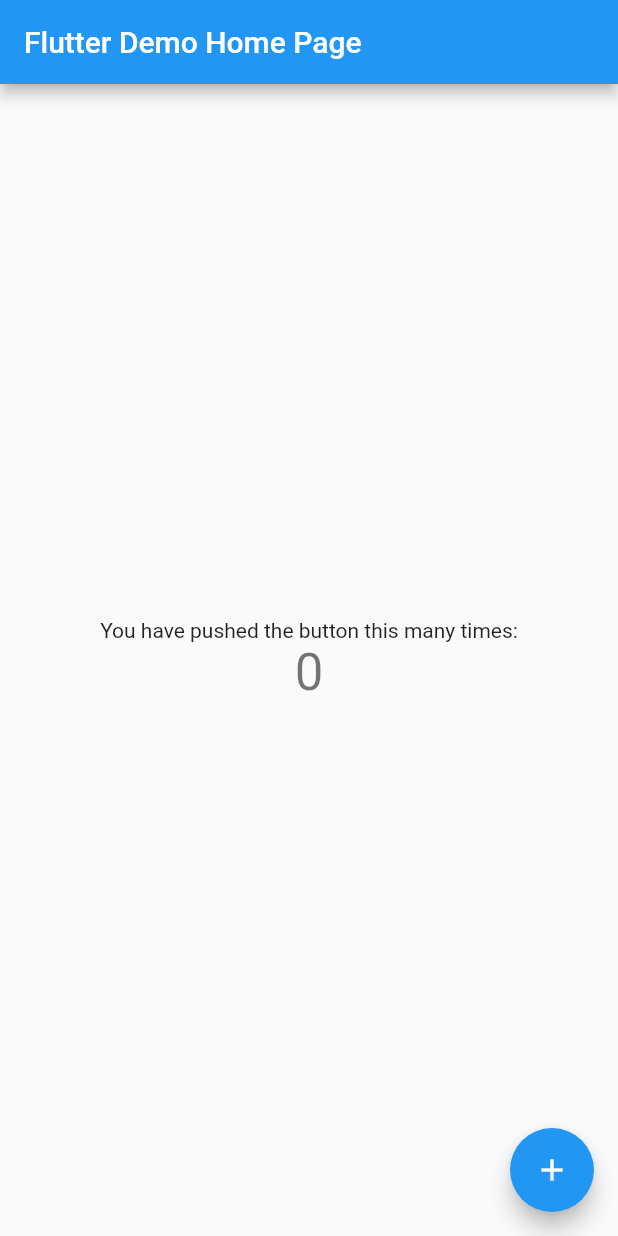
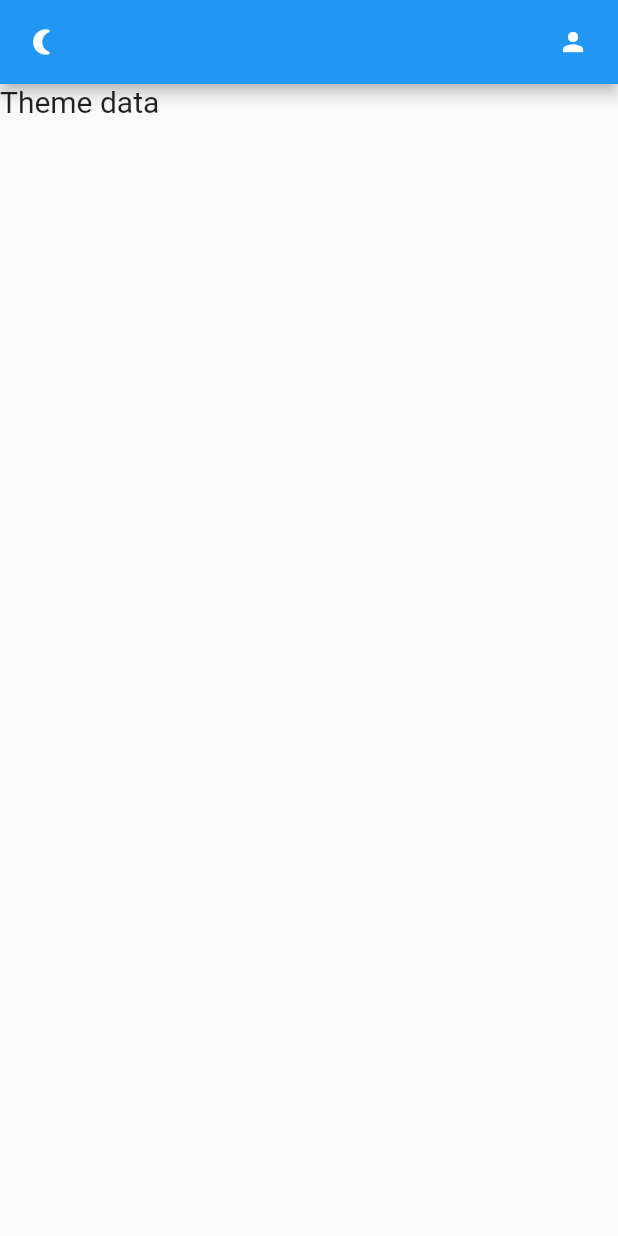
Before and after one commit to KasunHasanga/flutter_to_do, a Flutter app: the screen it shows after launch, on a phone screen of 412 x 824 dp. Run offline on Flutter 3.47's test engine with Material 2 defaults, Android fonts, the phone set to English and light mode, and no system bars; our stand-ins replace get, get_storage.

Commit message:
change theme: Darkmode and light mode

```diff
--- a/lib/main.dart
+++ b/lib/main.dart
@@ -1,6 +1,13 @@
 import 'package:flutter/material.dart';
+import 'package:get/get.dart';
+import 'package:to_do_app/services/theme_services.dart';
+import 'package:to_do_app/ui/home_page.dart';
+import 'package:to_do_app/ui/theme.dart';
+import 'package:get_storage/get_storage.dart';
 
-void main() {
+void main() async {
+  WidgetsFlutterBinding.ensureInitialized();
+  await GetStorage.init();
   runApp(const MyApp());
 }
 
@@ -10,106 +17,13 @@ class MyApp extends StatelessWidget {
   // This widget is the root of your application.
   @override
   Widget build(BuildContext context) {
-    return MaterialApp(
+    return GetMaterialApp(
       title: 'Flutter Demo',
-      theme: ThemeData(
-        // This is the theme of your application.
-        //
-        // Try running your application with "flutter run". You'll see the
-        // application has a blue toolbar. Then, without quitting the app, try
-        // changing the primarySwatch below to Colors.green and then invoke
-        // "hot reload" (press "r" in the console where you ran "flutter run",
-        // or simply save your changes to "hot reload" in a Flutter IDE).
-        // Notice that the counter didn't reset back to zero; the application
-        // is not restarted.
-        primarySwatch: Colors.blue,
-      ),
-      home: const MyHomePage(title: 'Flutter Demo Home Page'),
+      debugShowCheckedModeBanner: false,
+      theme: Themes.light,
+      darkTheme: Themes.dark,
+      themeMode: ThemeServices().theme,
+      home: HomePage(),
     );
   }
 }
-
-class MyHomePage extends StatefulWidget {
-  const MyHomePage({Key? key, required this.title}) : super(key: key);
-
-  // This widget is the home page of your application. It is stateful, meaning
-  // that it has a State object (defined below) that contains fields that affect
-  // how it looks.
-
-  // This class is the configuration for the state. It holds the values (in this
-  // case the title) provided by the parent (in this case the App widget) and
-  // used by the build method of the State. Fields in a Widget subclass are
-  // always marked "final".
-
-  final String title;
-
-  @override
-  State<MyHomePage> createState() => _MyHomePageState();
-}
-
-class _MyHomePageState extends State<MyHomePage> {
-  int _counter = 0;
-
-  void _incrementCounter() {
-    setState(() {
-      // This call to setState tells the Flutter framework that something has
-      // changed in this State, which causes it to rerun the build method below
-      // so that the display can reflect the updated values. If we changed
-      // _counter without calling setState(), then the build method would not be
-      // called again, and so nothing would appear to happen.
-      _counter++;
-    });
-  }
-
-  @override
-  Widget build(BuildContext context) {
-    // This method is rerun every time setState is called, for instance as done
-    // by the _incrementCounter method above.
-    //
-    // The Flutter framework has been optimized to make rerunning build methods
-    // fast, so that you can just rebuild anything that needs updating rather
-    // than having to individually change instances of widgets.
-    return Scaffold(
-      appBar: AppBar(
-        // Here we take the value from the MyHomePage object that was created by
-        // the App.build method, and use it to set our appbar title.
-        title: Text(widget.title),
-      ),
-      body: Center(
-        // Center is a layout widget. It takes a single child and positions it
-        // in the middle of the parent.
-        child: Column(
-          // Column is also a layout widget. It takes a list of children and
-          // arranges them vertically. By default, it sizes itself to fit its
-          // children horizontally, and tries to be as tall as its parent.
-          //
-          // Invoke "debug painting" (press "p" in the console, choose the
-          // "Toggle Debug Paint" action from the Flutter Inspector in Android
-          // Studio, or the "Toggle Debug Paint" command in Visual Studio Code)
-          // to see the wireframe for each widget.
-          //
-          // Column has various properties to control how it sizes itself and
-          // how it positions its children. Here we use mainAxisAlignment to
-          // center the children vertically; the main axis here is the vertical
-          // axis because Columns are vertical (the cross axis would be
-          // horizontal).
-          mainAxisAlignment: MainAxisAlignment.center,
-          children: <Widget>[
-            const Text(
-              'You have pushed the button this many times:',
-            ),
-            Text(
-              '$_counter',
-              style: Theme.of(context).textTheme.headline4,
-            ),
-          ],
-        ),
-      ),
-      floatingActionButton: FloatingActionButton(
-        onPressed: _incrementCounter,
-        tooltip: 'Increment',
-        child: const Icon(Icons.add),
-      ), // This trailing comma makes auto-formatting nicer for build methods.
-    );
-  }
-}
--- /dev/null
+++ b/lib/services/theme_services.dart
@@ -0,0 +1,18 @@
+import 'package:flutter/material.dart';
+import 'package:get_storage/get_storage.dart';
+import 'package:get/get.dart';
+
+class ThemeServices {
+  final _box = GetStorage();
+  final _key = "isDarkMode";
+
+  _saveThemetoBox(bool isDarkMode) => _box.write(_key, isDarkMode);
+
+  bool _loadThemeFromBox() => _box.read(_key) ?? false;
+  ThemeMode get theme => _loadThemeFromBox() ? ThemeMode.dark : ThemeMode.light;
+
+  void switchTheme() {
+    Get.changeThemeMode(_loadThemeFromBox() ? ThemeMode.light : ThemeMode.dark);
+    _saveThemetoBox(!_loadThemeFromBox());
+  }
+}
--- /dev/null
+++ b/lib/ui/home_page.dart
@@ -0,0 +1,50 @@
+import 'package:flutter/cupertino.dart';
+import 'package:flutter/material.dart';
+import 'package:to_do_app/services/theme_services.dart';
+
+class HomePage extends StatefulWidget {
+  const HomePage({Key? key}) : super(key: key);
+
+  @override
+  _HomePageState createState() => _HomePageState();
+}
+
+class _HomePageState extends State<HomePage> {
+  @override
+  Widget build(BuildContext context) {
+    return Scaffold(
+      appBar: _appBar(),
+      body: Column(
+        children: [
+          Text(
+            "Theme data",
+            style: TextStyle(fontSize: 20),
+          )
+        ],
+      ),
+    );
+  }
+
+  _appBar() {
+    return AppBar(
+      leading: GestureDetector(
+        onTap: () {
+          ThemeServices().switchTheme();
+        },
+        child: Icon(
+          Icons.nightlight_round,
+          size: 20,
+        ),
+      ),
+      actions: [
+        Icon(
+          Icons.person,
+          size: 20,
+        ),
+        SizedBox(
+          width: 20,
+        )
+      ],
+    );
+  }
+}
--- /dev/null
+++ b/lib/ui/theme.dart
@@ -0,0 +1,17 @@
+import 'package:flutter/material.dart';
+
+const Color bluishClr = Color(0xFF4e5ae8);
+const Color yelloClr = Color(0xFFFFB746);
+const Color pinkClr = Color(0xFFff4667);
+const Color white = Colors.white;
+const primryClr = bluishClr;
+const Color darkGrayClr = Color(0xFF121212);
+const Color darkHeaderClr = Color(0xFF424242);
+
+class Themes {
+  static final light =
+      ThemeData(primaryColor: primryClr, brightness: Brightness.light);
+
+  static final dark =
+      ThemeData(primaryColor: darkGrayClr, brightness: Brightness.dark);
+}
--- a/pubspec.yaml
+++ b/pubspec.yaml
@@ -34,6 +34,8 @@ dependencies:
   # The following adds the Cupertino Icons font to your application.
   # Use with the CupertinoIcons class for iOS style icons.
   cupertino_icons: ^1.0.2
+  get_storage:
+  get:
 
 dev_dependencies:
   flutter_test:
```
Also changed, not shown: pubspec.lock.
